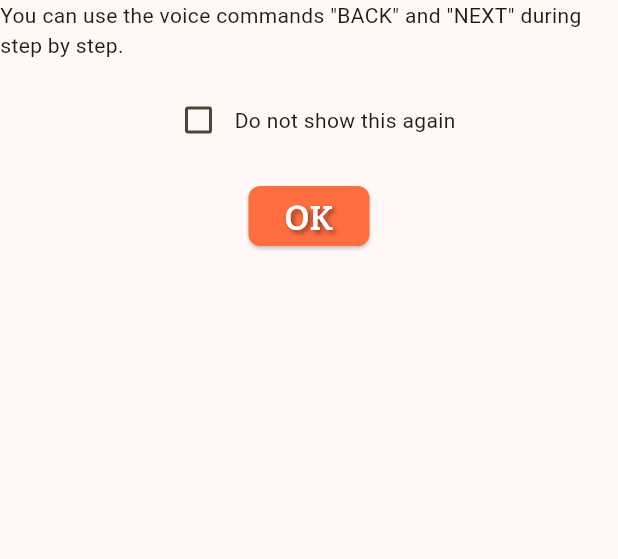
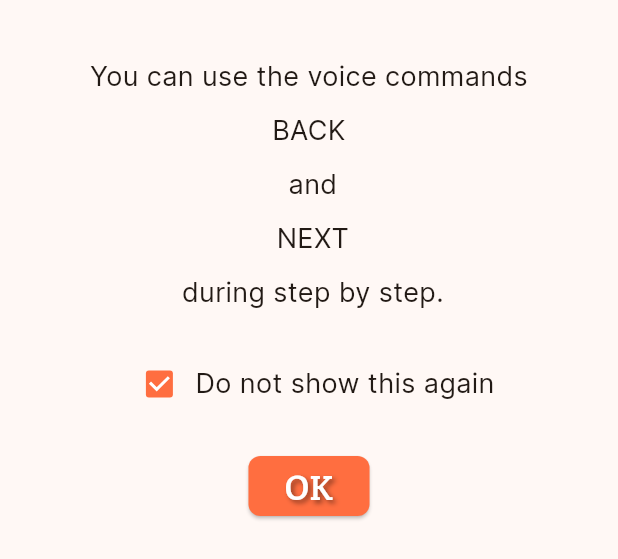
Before and after one commit to theosmuller/snapchef, a Flutter app: the VoicePopUpItem widget shown alone on an empty page, opened directly, on a phone screen of 412 x 824 dp. Shown: the top 559 px of the screen. Run offline on Flutter 3.47's test engine with Material 2 defaults, Android fonts, the phone set to English and light mode, and no system bars; our stand-ins replace file_picker, shared_preferences; missing offline and left inert: autocomplete_textfield; accounts and stored records are empty; network calls fail; project files that could hold a hidden picture were left out.

Commit message:
finished ux, TODO: persist option

```diff
--- a/lib/voicepopupitem.dart
+++ b/lib/voicepopupitem.dart
@@ -1,4 +1,5 @@
 import 'package:flutter/material.dart';
+import 'package:shared_preferences/shared_preferences.dart';
 
 class VoicePopUpItem extends StatefulWidget {
   const VoicePopUpItem({Key? key}) : super(key: key);
@@ -11,12 +12,36 @@ class _VoicePopUpItemState extends State<VoicePopUpItem> {
   bool checkboxvalue = false;
 
   @override
+  void initState() {
+    super.initState();
+    _readData();
+  }
+
+  _saveDontShowAgain(bool userPreference) async{
+    SharedPreferences pref = await SharedPreferences.getInstance();
+
+    pref.setBool('state', userPreference);
+    return pref;
+  }
+
+  _readData() async {
+    final pref = await SharedPreferences.getInstance();
+
+    setState(() {
+      checkboxvalue = pref.getBool('state') ?? true;
+    });
+  }
+
+  @override
   Widget build(BuildContext context) {
-    return Column(
+    return Padding(
+      padding: const EdgeInsets.all(12.0),
+      child: Column(
         mainAxisSize: MainAxisSize.min,
         children: [
-        Text('You can use the voice commands "BACK" and "NEXT" during step by step.'),
-        SizedBox(height: 16),
+          SizedBox(height: 20),
+          Text('You can use the voice commands \nBACK\n and\n NEXT\n during step by step.', style: TextStyle(fontFamily: 'Inter', fontSize: 18, height: 2.0), textAlign: TextAlign.center,),
+          SizedBox(height: 20),
           Row(
             mainAxisAlignment: MainAxisAlignment.center,
             children: [
@@ -31,12 +56,15 @@ class _VoicePopUpItemState extends State<VoicePopUpItem> {
                     });
                   }
               ),
-            Text("Do not show this again"),
+              Text("Do not show this again", style: TextStyle(fontFamily: 'Inter', fontSize: 18)),
             ],
           ),
-        SizedBox(height: 16),
+          SizedBox(height: 20),
           ElevatedButton(
-          onPressed: () => Navigator.pop(context, checkboxvalue),
+            onPressed: () {
+              _saveDontShowAgain(checkboxvalue);
+              Navigator.pop(context, checkboxvalue);
+            },
                 //Navigator.of(context, rootNavigator: true).pop('dialog'),
             child: Text(
               'OK',
@@ -61,6 +89,7 @@ class _VoicePopUpItemState extends State<VoicePopUpItem> {
             ),
           ),
         ],
+      ),
     );
   }
 }
```
Also changed, not shown: lib/firstStep.dart (+2 -71 lines). Lines whose indentation alone changed are shown as unchanged.
